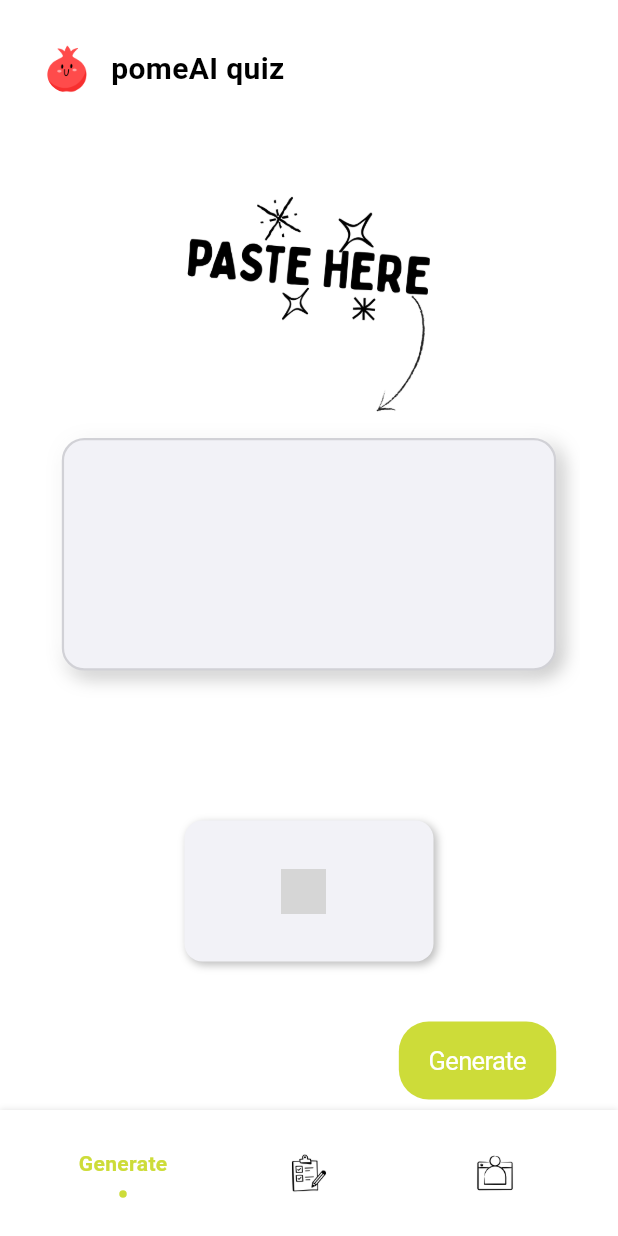
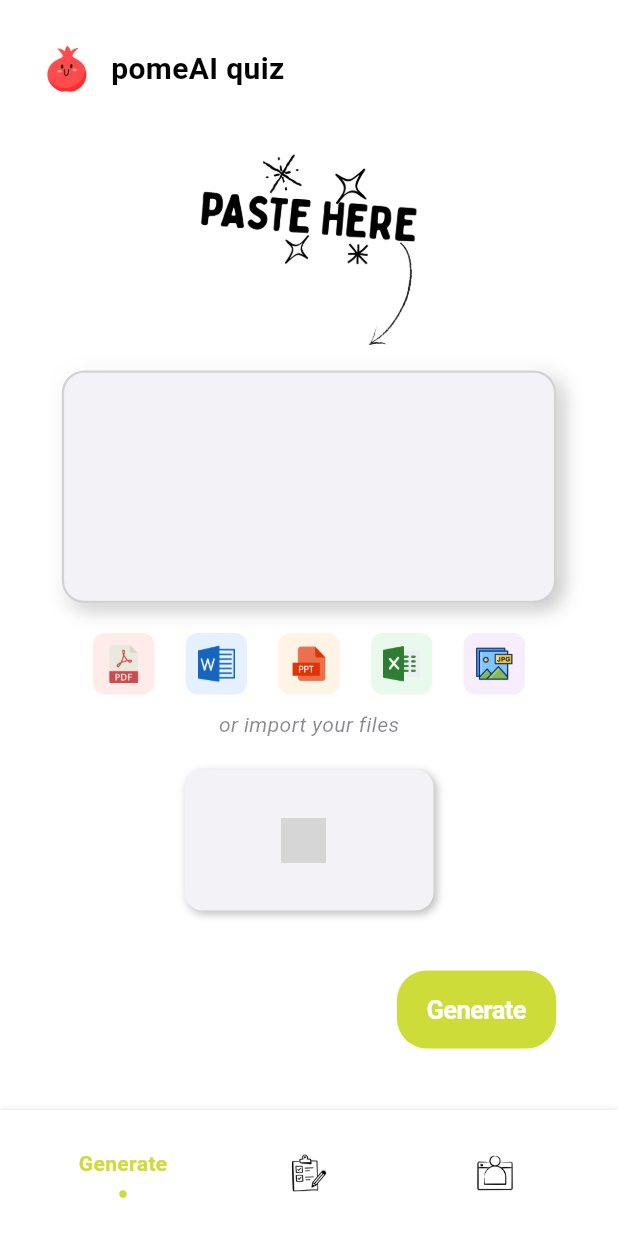
Before and after one commit to kardelenkeles/ui-quiz, a Flutter app: the screen it shows after launch, on a phone screen of 412 x 824 dp. Run offline on Flutter 3.47's test engine with Material 3 defaults, Android fonts, the phone set to English and light mode, and no system bars; drawn by our look-alikes of flashy_tab_bar2; our stand-ins replace cloud_firestore, firebase_auth, firebase_core, flutter_dotenv, google_sign_in, lottie; accounts and stored records are empty; grey boxes are pictures that could not be loaded.

Commit message:
feat: Add new file type icons and update asset references in quiz generator

```diff
--- a/lib/screens/quiz_generator.dart
+++ b/lib/screens/quiz_generator.dart
@@ -107,11 +107,11 @@ class _QuizGeneratorContentState extends State<QuizGeneratorContent> {
                   child: Column(
                     crossAxisAlignment: CrossAxisAlignment.center,
                     children: [
-                      const SizedBox(height: 40), // Üstten boşluk
+                      const SizedBox(height: 15), // Üstten boşluk
                       Image.asset(
                         'asset/icon/pastehere.png',
-                        width: 180,
-                        height: 180,
+                        width: 160,
+                        height: 160,
                       ),
                       const SizedBox(height: 10),
                       CupertinoTextField(
@@ -142,7 +142,94 @@ class _QuizGeneratorContentState extends State<QuizGeneratorContent> {
                         ),
                         scrollController: ScrollController(),
                       ),
-                      const SizedBox(height: 100),
+                      const SizedBox(height: 20),
+
+                      // Dosya türü ikonları
+                      Row(
+                        mainAxisAlignment: MainAxisAlignment.spaceEvenly,
+                        children: [
+                          Container(
+                            padding: const EdgeInsets.all(8),
+                            decoration: BoxDecoration(
+                              color: CupertinoColors.systemRed.withOpacity(0.1),
+                              borderRadius: BorderRadius.circular(8),
+                            ),
+                            child: Image.asset(
+                              'asset/icon/pdf.png',
+                              width: 25,
+                              height: 25,
+                            ),
+                          ),
+                          Container(
+                            padding: const EdgeInsets.all(8),
+                            decoration: BoxDecoration(
+                              color: CupertinoColors.systemBlue.withOpacity(
+                                0.1,
+                              ),
+                              borderRadius: BorderRadius.circular(8),
+                            ),
+                            child: Image.asset(
+                              'asset/icon/word.png',
+                              width: 25,
+                              height: 25,
+                            ),
+                          ),
+                          Container(
+                            padding: const EdgeInsets.all(8),
+                            decoration: BoxDecoration(
+                              color: CupertinoColors.systemOrange.withOpacity(
+                                0.1,
+                              ),
+                              borderRadius: BorderRadius.circular(8),
+                            ),
+                            child: Image.asset(
+                              'asset/icon/ppt.png',
+                              width: 25,
+                              height: 25,
+                            ),
+                          ),
+                          Container(
+                            padding: const EdgeInsets.all(8),
+                            decoration: BoxDecoration(
+                              color: CupertinoColors.systemGreen.withOpacity(
+                                0.1,
+                              ),
+                              borderRadius: BorderRadius.circular(8),
+                            ),
+                            child: Image.asset(
+                              'asset/icon/excel.png',
+                              width: 25,
+                              height: 25,
+                            ),
+                          ),
+                          Container(
+                            padding: const EdgeInsets.all(8),
+                            decoration: BoxDecoration(
+                              color: CupertinoColors.systemPurple.withOpacity(
+                                0.1,
+                              ),
+                              borderRadius: BorderRadius.circular(8),
+                            ),
+                            child: Image.asset(
+                              'asset/icon/img.png',
+                              width: 25,
+                              height: 25,
+                            ),
+                          ),
+                        ],
+                      ),
+                      const SizedBox(height: 10),
+
+                      // "or import your files" yazısı
+                      const Text(
+                        'or import your files',
+                        style: TextStyle(
+                          fontSize: 14,
+                          color: CupertinoColors.secondaryLabel,
+                          fontStyle: FontStyle.italic,
+                        ),
+                      ),
+                      const SizedBox(height: 20),
 
                       // Import butonu - daraltılmış ve ortalanmış
                       Center(
@@ -188,7 +275,10 @@ class _QuizGeneratorContentState extends State<QuizGeneratorContent> {
                           onPressed: _generateQuiz,
                           borderRadius: BorderRadius.circular(20),
                           color: Colors.lime,
-                          child: const Text('Generate'),
+                          child: const Text(
+                            'Generate',
+                            style: TextStyle(fontWeight: FontWeight.bold),
+                          ),
                         ),
                       ),
                       const SizedBox(height: 40), // Alttan boşluk
```
Also changed, not shown: lib/screens/quiz_play.dart (+25 -11 lines), pubspec.yaml (+1 -10 lines), asset/icon/excel.png (added), asset/icon/img.png (added), asset/icon/import.png (deleted), asset/icon/pdf.png (added), asset/icon/ppt.png (added), asset/icon/word.png (added).
